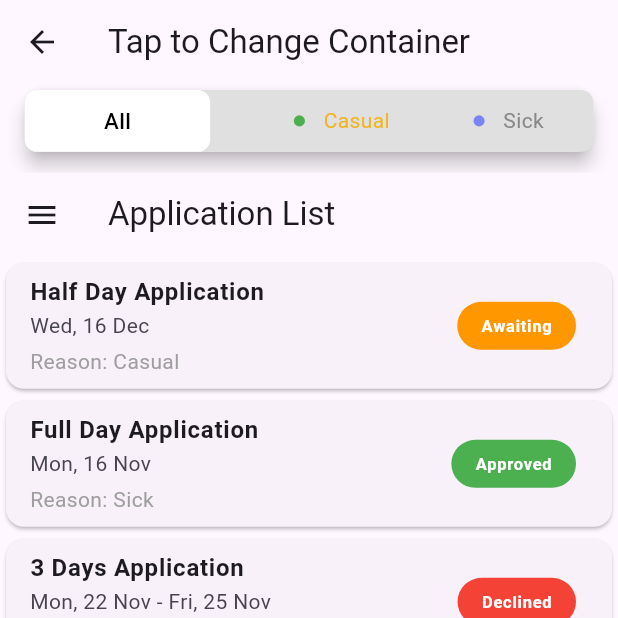
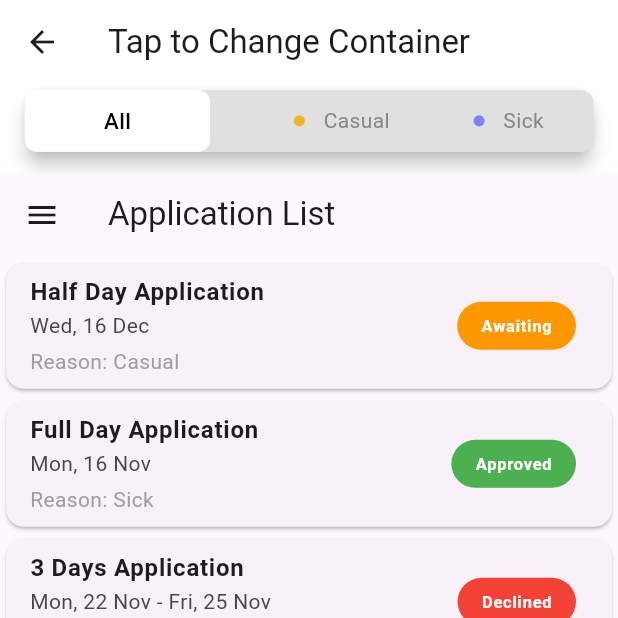
Before and after one commit to ammardev7874/Intern-Task-Flutter, a Flutter app: the ApprovalNavBar screen opened directly, on a phone screen of 412 x 824 dp, the top half of it. Run offline on Flutter 3.47's test engine with Material 3 defaults, Android fonts, the phone set to English and light mode, and no system bars; our stand-ins replace flutter_svg, google_fonts; missing offline and left inert: time_picker_spinner.

Commit message:
files updated

```diff
--- a/lib/screens/approval/approvalnavbar.dart
+++ b/lib/screens/approval/approvalnavbar.dart
@@ -15,7 +15,10 @@ class _ApprovalNavBarState extends State<ApprovalNavBar> {
     final width = MediaQuery.of(context).size.width;
 
     return Scaffold(
-      appBar: AppBar(
+      backgroundColor: Colors.white,
+
+      appBar: AppBar(      backgroundColor: Colors.white,
+
         title: Text('Tap to Change Container'),
       ),
       body: Column(
@@ -64,7 +67,7 @@ class _ApprovalNavBarState extends State<ApprovalNavBar> {
                     :
                     Container(
                       child: Row(children: [
-                        Container(height: height*0.009,width: width*0.018,decoration: BoxDecoration(borderRadius: BorderRadius.circular(height*0.1),color: Colors.green),),SizedBox(width:width*0.03,),Text("Casual",style: TextStyle(fontSize: height*0.017,color: Color(0xffEFB524)),)],),
+                        Container(height: height*0.009,width: width*0.018,decoration: BoxDecoration(borderRadius: BorderRadius.circular(height*0.1),color: Color(0xffEFB524)),),SizedBox(width:width*0.03,),Text("Casual",style: TextStyle(fontSize: height*0.017,color: Color(0xff898787)),)],),
 
                     )
                  ),
@@ -83,7 +86,8 @@ class _ApprovalNavBarState extends State<ApprovalNavBar> {
                     :
                     Container(
                       child: Row(children: [
-                        Container(height: height*0.009,width: width*0.018,decoration: BoxDecoration(borderRadius: BorderRadius.circular(height*0.1),color: Color(0xff7C83F6)),),SizedBox(width:width*0.03,),Text("Sick",style: TextStyle(fontSize: height*0.017,color: Color(0xff898787)),)   ,                       SizedBox(width: width*0.08,),
+                     SizedBox(width: width*0,),
+ Container(height: height*0.009,width: width*0.018,decoration: BoxDecoration(borderRadius: BorderRadius.circular(height*0.1),color: Color(0xff7C83F6)),),SizedBox(width:width*0.03,),Text("Sick",style: TextStyle(fontSize: height*0.017,color: Color(0xff898787)),)   ,                       SizedBox(width: width*0.08,),
 ],),
 
                     )
```
